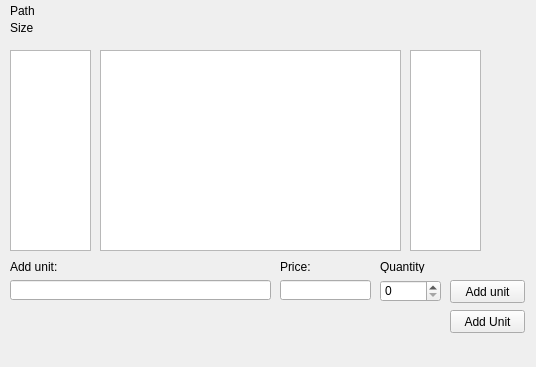
Before: the Qt Designer form qt_tr/mainwindow.ui in nospamic/new, drawn with Qt 5.
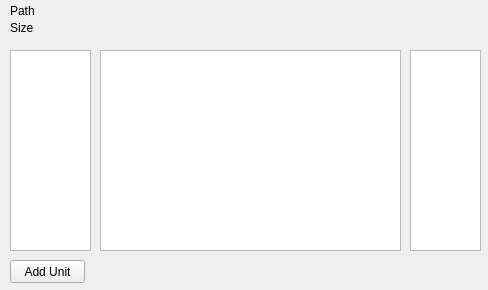
After: the same form once the commit is applied.

What changed in the file:
```diff
--- a/qt_tr/mainwindow.ui
+++ b/qt_tr/mainwindow.ui
@@ -6,8 +6,8 @@
    <rect>
     <x>0</x>
     <y>0</y>
-    <width>536</width>
-    <height>367</height>
+    <width>488</width>
+    <height>290</height>
    </rect>
   </property>
   <property name="windowTitle">
@@ -57,88 +57,6 @@
      </rect>
     </property>
    </widget>
-   <widget class="QLabel" name="label_2">
-    <property name="geometry">
-     <rect>
-      <x>10</x>
-      <y>260</y>
-      <width>47</width>
-      <height>13</height>
-     </rect>
-    </property>
-    <property name="text">
-     <string>Add unit:</string>
-    </property>
-   </widget>
-   <widget class="QLineEdit" name="lineNewName">
-    <property name="geometry">
-     <rect>
-      <x>10</x>
-      <y>280</y>
-      <width>261</width>
-      <height>20</height>
-     </rect>
-    </property>
-   </widget>
-   <widget class="QLineEdit" name="lineNewPrice">
-    <property name="geometry">
-     <rect>
-      <x>280</x>
-      <y>280</y>
-      <width>91</width>
-      <height>20</height>
-     </rect>
-    </property>
-   </widget>
-   <widget class="QLabel" name="label_3">
-    <property name="geometry">
-     <rect>
-      <x>280</x>
-      <y>260</y>
-      <width>47</width>
-      <height>13</height>
-     </rect>
-    </property>
-    <property name="text">
-     <string>Price:</string>
-    </property>
-   </widget>
-   <widget class="QSpinBox" name="spinQuant">
-    <property name="geometry">
-     <rect>
-      <x>380</x>
-      <y>280</y>
-      <width>61</width>
-      <height>22</height>
-     </rect>
-    </property>
-   </widget>
-   <widget class="QLabel" name="label_4">
-    <property name="geometry">
-     <rect>
-      <x>380</x>
-      <y>260</y>
-      <width>47</width>
-      <height>13</height>
-     </rect>
-    </property>
-    <property name="text">
-     <string>Quantity</string>
-    </property>
-   </widget>
-   <widget class="QPushButton" name="addUnit">
-    <property name="geometry">
-     <rect>
-      <x>450</x>
-      <y>280</y>
-      <width>75</width>
-      <height>23</height>
-     </rect>
-    </property>
-    <property name="text">
-     <string>Add unit</string>
-    </property>
-   </widget>
    <widget class="QLabel" name="label_size">
     <property name="geometry">
      <rect>
@@ -155,8 +73,8 @@
    <widget class="QPushButton" name="pushAdd2">
     <property name="geometry">
      <rect>
-      <x>450</x>
-      <y>310</y>
+      <x>10</x>
+      <y>260</y>
       <width>75</width>
       <height>23</height>
      </rect>
```
